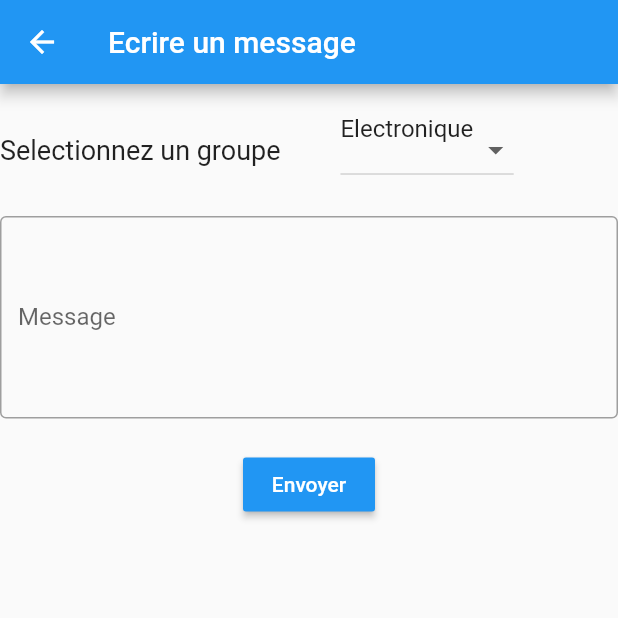
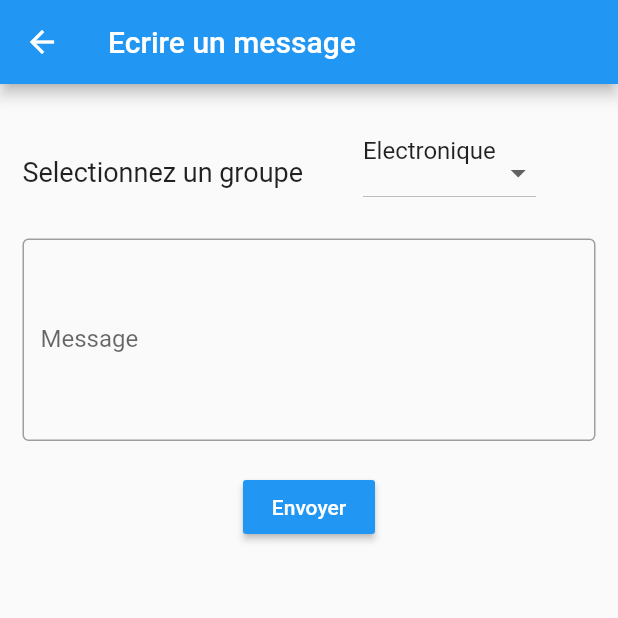
Before and after one commit to Mouslim2021/sms_notifications, a Flutter app: the WriteMessage screen opened directly, on a phone screen of 412 x 824 dp, the top half of it. Run offline on Flutter 3.47's test engine with Material 2 defaults, Android fonts, the phone set to English and light mode, and no system bars; our stand-ins replace firebase_auth, flutter_spinkit; missing offline and left inert: floating_action_bubble; accounts and stored records are empty.

Commit message:
name change

```diff
--- a/lib/main.dart
+++ b/lib/main.dart
@@ -19,8 +19,8 @@ class MyApp extends StatelessWidget {
         theme: ThemeData(
           primarySwatch: Colors.blue,
         ),
-        // home: Home(),
-        home: Wrapper(),
+        home: Home(),
+      //  home: Wrapper(),
       ),
     );
   }
--- a/lib/screens/writeMessage.dart
+++ b/lib/screens/writeMessage.dart
@@ -20,7 +20,9 @@ class _WriteMessageState extends State<WriteMessage> {
         appBar: AppBar(
           title: Text('Ecrire un message'),
         ),
-        body: Column(
+        body: Padding(
+          padding: const EdgeInsets.all(15.0),
+          child: Column(
             children: <Widget>[
               SizedBox(
                 height: 20,
@@ -89,6 +91,7 @@ class _WriteMessageState extends State<WriteMessage> {
             ],
           ),
         ),
+      ),
     );
   }
 }
```
Lines whose indentation alone changed are shown as unchanged.
